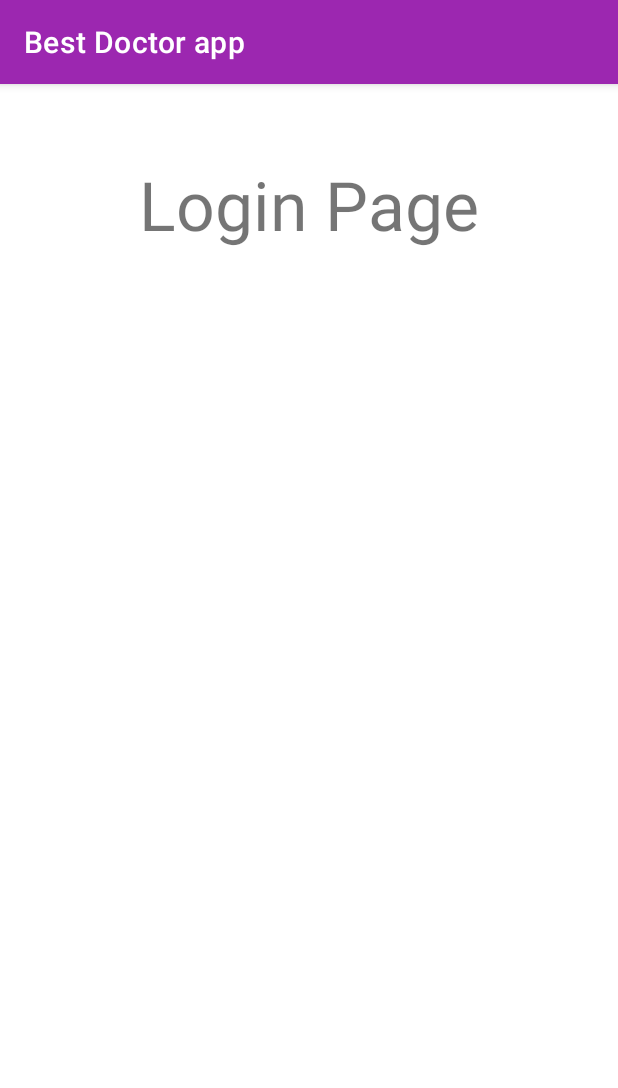
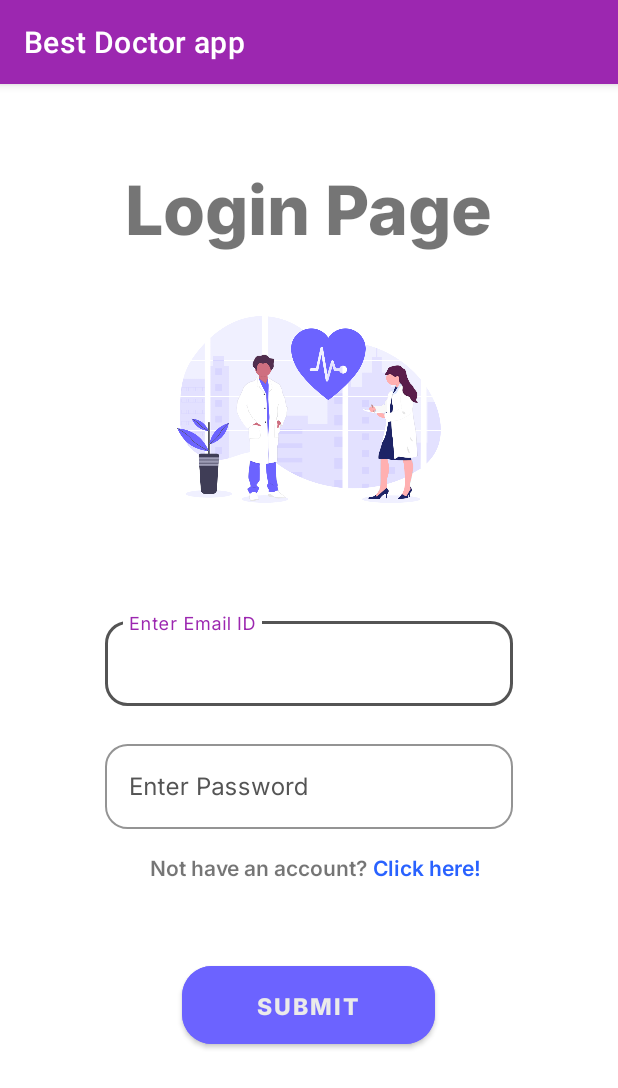
Before and after one commit to Samraddhi01/Wellgram, an Android app: the LoginActivity screen opened directly, with no data from a screen before it, on a phone screen of 412 x 824 dp. Shown: the top 1088 px of the screen. Run offline under Robolectric (Android 15) with nearby library versions, the phone set to English and light mode, and no system bars.

Commit message:
Login Page Added

```diff
--- a/app/src/main/res/layout/activity_login.xml
+++ b/app/src/main/res/layout/activity_login.xml
@@ -7,12 +7,121 @@
     tools:context=".LoginActivity">
 
     <com.google.android.material.textview.MaterialTextView
+        android:id="@+id/loginText"
         android:layout_width="wrap_content"
         android:layout_height="wrap_content"
         android:layout_centerHorizontal="true"
         android:layout_marginTop="50dp"
+        android:fontFamily="@font/inter_extrabold"
         android:text="Login Page"
         android:textSize="45sp" />
 
+    <ImageView
+        android:id="@+id/docImage"
+        android:layout_width="match_parent"
+        android:layout_height="150dp"
+        android:layout_below="@+id/loginText"
+        android:layout_marginTop="30dp"
+        android:src="@drawable/doc" />
+
+    <com.google.android.material.textfield.TextInputLayout
+        android:id="@+id/studentBranchHolder"
+        style="@style/Widget.MaterialComponents.TextInputLayout.OutlinedBox"
+        android:layout_width="match_parent"
+        android:layout_height="wrap_content"
+        android:layout_centerInParent="true"
+        android:layout_marginLeft="60dp"
+        android:layout_marginTop="50dp"
+        android:layout_marginRight="60dp"
+        android:padding="10dp"
+        android:textColorHint="#545454"
+        app:boxCornerRadiusBottomEnd="15dp"
+        app:boxCornerRadiusBottomStart="15dp"
+        app:boxCornerRadiusTopEnd="15dp"
+        app:boxCornerRadiusTopStart="15dp"
+        app:boxStrokeColor="#545454">
+
+        <com.google.android.material.textfield.TextInputEditText
+            android:id="@+id/studentBranch"
+            android:layout_width="match_parent"
+            android:layout_height="wrap_content"
+            android:layout_centerHorizontal="true"
+            android:layout_centerVertical="true"
+            android:fontFamily="@font/inter"
+            android:hint="Enter Email ID"
+            android:importantForAutofill="no"
+            android:inputType="text"
+            android:textColor="#545454"
+            android:textColorHint="#545454" />
+    </com.google.android.material.textfield.TextInputLayout>
+
+    <com.google.android.material.textfield.TextInputLayout
+        android:id="@+id/passwordHolder"
+        style="@style/Widget.MaterialComponents.TextInputLayout.OutlinedBox"
+        android:layout_width="match_parent"
+        android:layout_height="wrap_content"
+        android:layout_below="@+id/studentBranchHolder"
+        android:layout_marginLeft="60dp"
+        android:layout_marginRight="60dp"
+        android:padding="10dp"
+        android:textColorHint="#545454"
+        app:boxCornerRadiusBottomEnd="15dp"
+        app:boxCornerRadiusBottomStart="15dp"
+        app:boxCornerRadiusTopEnd="15dp"
+        app:boxCornerRadiusTopStart="15dp"
+        app:boxStrokeColor="#545454">
+
+        <com.google.android.material.textfield.TextInputEditText
+            android:id="@+id/passwordedit"
+            android:layout_width="match_parent"
+            android:layout_height="wrap_content"
+            android:layout_centerHorizontal="true"
+            android:layout_centerVertical="true"
+            android:fontFamily="@font/inter"
+            android:hint="Enter Password"
+            android:importantForAutofill="no"
+            android:inputType="text"
+            android:textColor="#545454"
+            android:textColorHint="#545454" />
+    </com.google.android.material.textfield.TextInputLayout>
+
+    <TextView
+        android:id="@+id/signupInformation"
+        android:layout_width="wrap_content"
+        android:layout_height="wrap_content"
+        android:layout_below="@id/passwordHolder"
+        android:layout_marginTop="5dp"
+        android:layout_marginLeft="100dp"
+        android:fontFamily="@font/inter_semibold"
+        android:text="Not have an account?" />
+
+    <TextView
+        android:id="@+id/signup"
+        android:layout_width="wrap_content"
+        android:layout_height="wrap_content"
+        android:layout_below="@id/passwordHolder"
+        android:layout_alignRight="@+id/signupInformation"
+        android:layout_marginLeft="100dp"
+        android:layout_marginTop="5dp"
+        android:textColor="#2962FF"
+        android:layout_marginRight="-75dp"
+        android:fontFamily="@font/inter_semibold"
+        android:text="Click here!" />
+
+    <com.google.android.material.button.MaterialButton
+        android:id="@+id/submitButton"
+        android:layout_width="wrap_content"
+        android:layout_height="wrap_content"
+        android:layout_gravity="center"
+        android:layout_marginTop="75dp"
+android:layout_centerHorizontal="true"        android:backgroundTint="#6C63FF"
+        android:fontFamily="@font/inter_extrabold"
+        android:paddingHorizontal="50dp"
+        android:paddingVertical="15dp"
+        android:text="Submit"
+        android:layout_below="@id/passwordHolder"
+        android:textColor="#EAEAEA"
+        android:textSize="15dp"
+        app:cornerRadius="20dp" />
 
 </RelativeLayout>
```
Also changed, not shown: app/src/main/res/drawable/loginimage.png (added).
